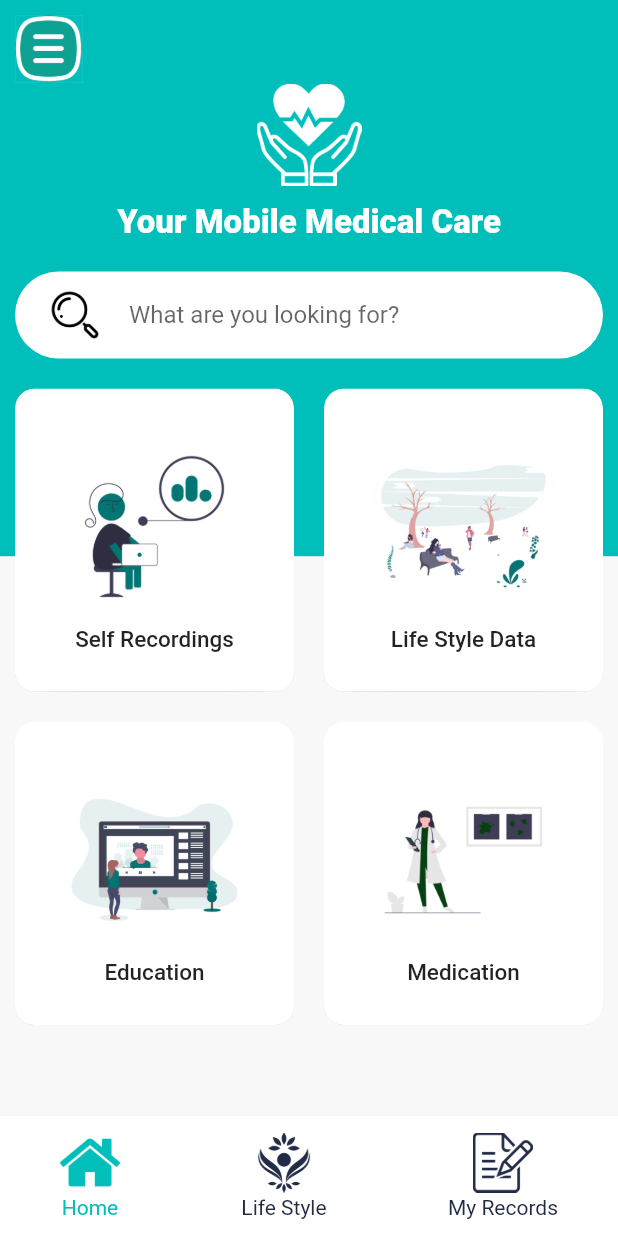
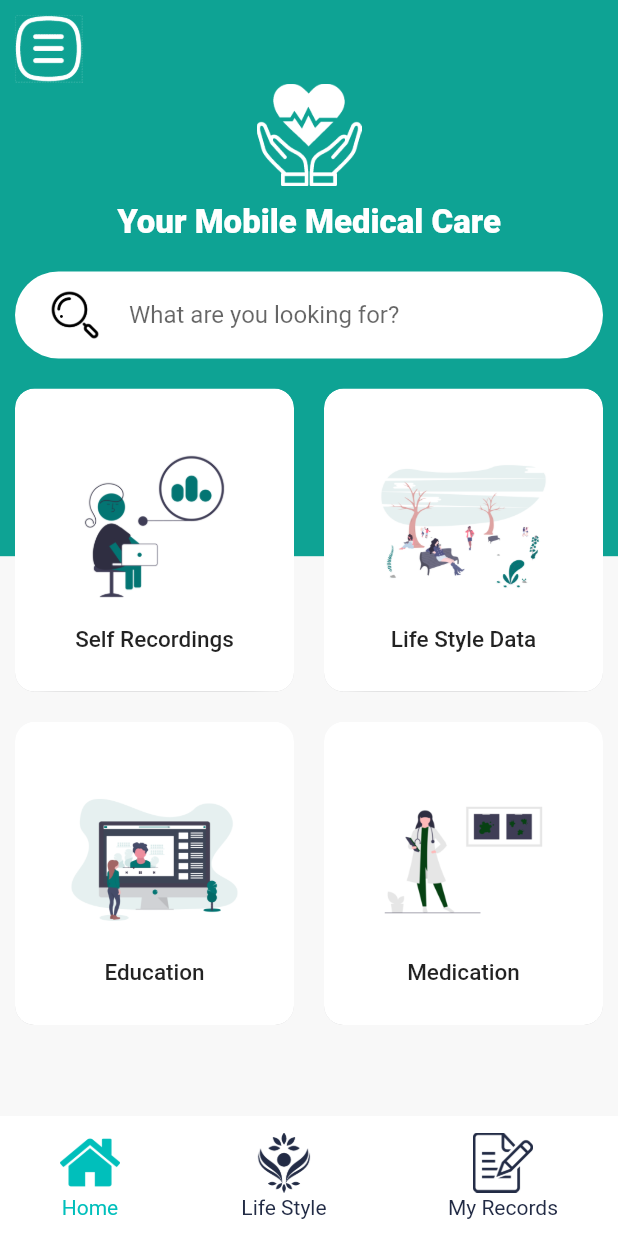
Before and after one commit to ChioFems/DiabetesApp, a Flutter app: the HomeScreen screen opened by its route, on a phone screen of 412 x 824 dp. Run offline on Flutter 3.47's test engine with Material 2 defaults, Android fonts, the phone set to English and light mode, and no system bars; our stand-ins replace curved_navigation_bar.

```diff
--- a/lib/src/screens/Core/Home.dart
+++ b/lib/src/screens/Core/Home.dart
@@ -1,3 +1,4 @@
+import 'package:diabetes_assistant/constants.dart';
 import 'package:diabetes_assistant/src/widgets/bottom_nav_bar.dart';
 import 'package:diabetes_assistant/src/widgets/category_card.dart';
 import 'package:diabetes_assistant/src/widgets/search_bar.dart';
@@ -17,7 +18,7 @@ class HomeScreen extends StatelessWidget {
             // Here the height of the container is 45% of my total height
             height: size.height * .45,
             decoration: BoxDecoration(
-              color: Color(0xFF00BFBB),
+              color: kAppMainColor,
               /*image: DecorationImage(
                 alignment: Alignment.centerLeft,
                 fit: BoxFit.fitHeight,
```
